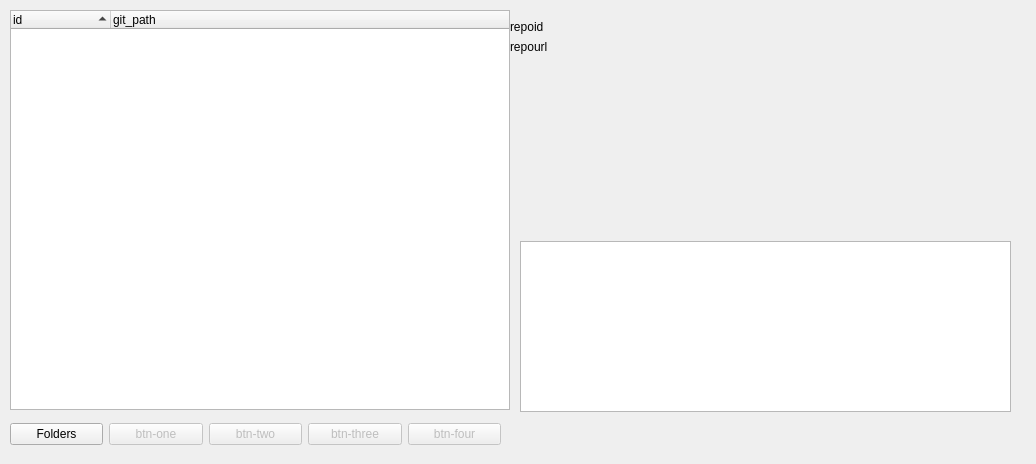
First picture: the form in main.ui, repository kthordarson/findgits, before the edit.
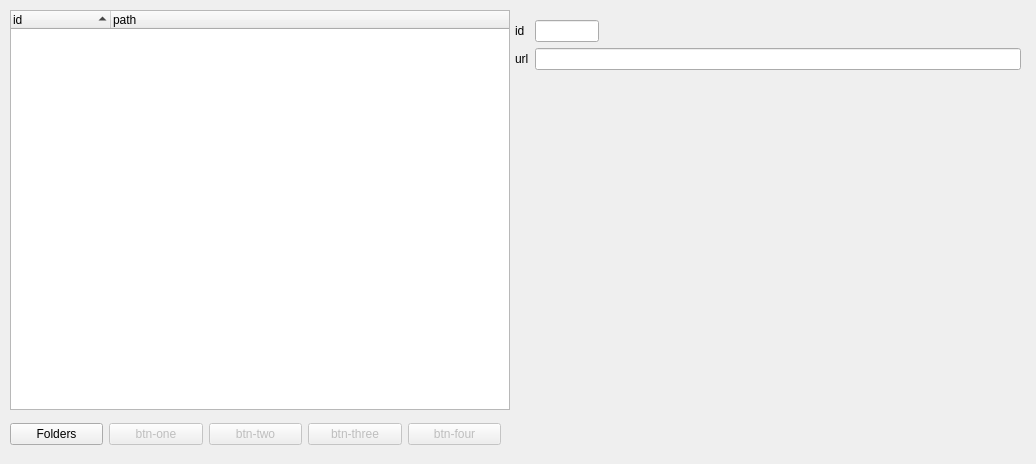
Second picture: the form after the edit.

Patch:
```diff
--- a/main.ui
+++ b/main.ui
@@ -22,6 +22,12 @@
      <height>400</height>
     </rect>
    </property>
+   <property name="sizePolicy">
+    <sizepolicy hsizetype="Expanding" vsizetype="Expanding">
+     <horstretch>0</horstretch>
+     <verstretch>0</verstretch>
+    </sizepolicy>
+   </property>
    <property name="sizeAdjustPolicy">
     <enum>QAbstractScrollArea::AdjustToContents</enum>
    </property>
@@ -35,70 +41,78 @@
    </column>
    <column>
     <property name="text">
-     <string>git_path</string>
+     <string>path</string>
     </property>
    </column>
   </widget>
-  <widget class="QTableWidget" name="tableWidget">
-   <property name="geometry">
-    <rect>
-     <x>520</x>
-     <y>241</y>
-     <width>491</width>
-     <height>171</height>
-    </rect>
-   </property>
-  </widget>
   <widget class="QWidget" name="formLayoutWidget">
    <property name="geometry">
     <rect>
      <x>510</x>
      <y>20</y>
      <width>511</width>
-     <height>61</height>
+     <height>99</height>
     </rect>
    </property>
    <layout class="QFormLayout" name="formLayout">
-    <item row="0" column="0">
-     <widget class="QLabel" name="label_3">
+    <property name="leftMargin">
+     <number>5</number>
+    </property>
+    <item row="3" column="0">
+     <widget class="QLabel" name="foobarLabel">
       <property name="text">
-       <string>repoid</string>
+       <string>url</string>
       </property>
      </widget>
     </item>
-    <item row="0" column="1">
-     <widget class="QLabel" name="label_repoid">
-      <property name="enabled">
+    <item row="3" column="1">
+     <widget class="QLineEdit" name="urlLineEdit">
+      <property name="readOnly">
        <bool>true</bool>
       </property>
-      <property name="frameShape">
-       <enum>QFrame::NoFrame</enum>
-      </property>
-      <property name="text">
-       <string/>
-      </property>
      </widget>
     </item>
     <item row="1" column="0">
      <widget class="QLabel" name="label_2">
       <property name="text">
-       <string>repourl</string>
+       <string>id</string>
       </property>
      </widget>
     </item>
     <item row="1" column="1">
-     <widget class="QLabel" name="label_repourl">
-      <property name="frameShape">
-       <enum>QFrame::NoFrame</enum>
+     <widget class="QLineEdit" name="idLineEdit">
+      <property name="sizePolicy">
+       <sizepolicy hsizetype="Maximum" vsizetype="Fixed">
+        <horstretch>0</horstretch>
+        <verstretch>0</verstretch>
+       </sizepolicy>
       </property>
-      <property name="text">
-       <string/>
+      <property name="maximumSize">
+       <size>
+        <width>64</width>
+        <height>16777215</height>
+       </size>
+      </property>
+      <property name="baseSize">
+       <size>
+        <width>33</width>
+        <height>0</height>
+       </size>
+      </property>
+      <property name="maxLength">
+       <number>4</number>
+      </property>
+      <property name="alignment">
+       <set>Qt::AlignCenter</set>
+      </property>
+      <property name="readOnly">
+       <bool>true</bool>
       </property>
      </widget>
     </item>
    </layout>
   </widget>
-  <widget class="QWidget" name="">
+  <widget class="QWidget" name="layoutWidget">
    <property name="geometry">
     <rect>
      <x>10</x>
```
Left out of the diff: 4 changed lines with no effect on the pictures.
